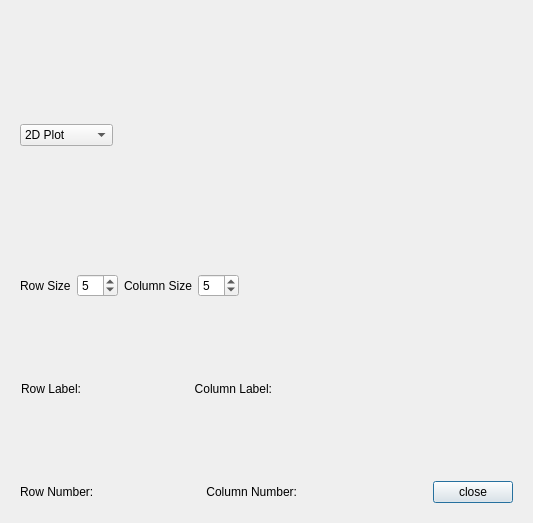
Before: the Qt Designer form src/GuiQt/ChartingDialog.ui in Washington-University/workbench, drawn with Qt 5.
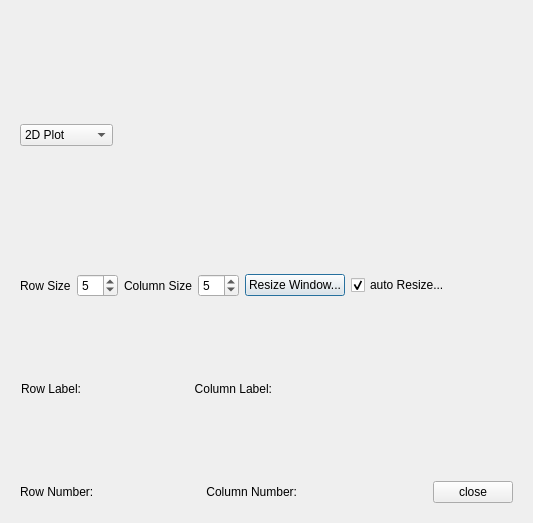
After: the same form once the commit is applied.

Commit message: Added ability to auto resize matrix cells based on window size, also added ability to resize window to fit current matrix size.

Patch:
```diff
--- a/src/GuiQt/ChartingDialog.ui
+++ b/src/GuiQt/ChartingDialog.ui
@@ -92,6 +92,29 @@
           </property>
          </widget>
         </item>
+        <item>
+         <widget class="QPushButton" name="resizeWindowButton">
+          <property name="toolTip">
+           <string extracomment="This adjusts the Window Size to fit the current matrix size."/>
+          </property>
+          <property name="text">
+           <string>Resize Window...</string>
+          </property>
+         </widget>
+        </item>
+        <item>
+         <widget class="QCheckBox" name="autoResizeMatrixCB">
+          <property name="toolTip">
+           <string extracomment="Automatically adjust the matrix size when the window size changes."/>
+          </property>
+          <property name="text">
+           <string>auto Resize...</string>
+          </property>
+          <property name="checked">
+           <bool>true</bool>
+          </property>
+         </widget>
+        </item>
         <item>
          <spacer name="horizontalSpacer_3">
           <property name="orientation">
```
The commit also changes 2 other files.
